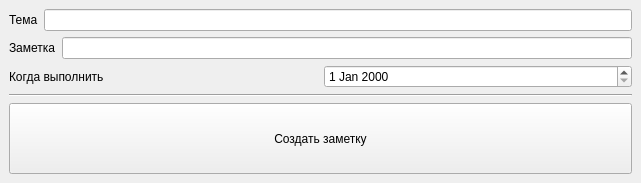
First picture: the form in app/ui/ui/write_note_window.ui, repository Senyos/taskorg, before the edit.
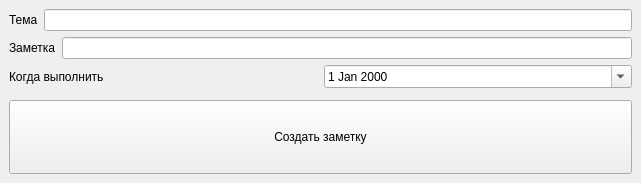
Second picture: the form after the edit.

```diff
--- a/app/ui/ui/write_note_window.ui
+++ b/app/ui/ui/write_note_window.ui
@@ -55,14 +55,18 @@
          </widget>
         </item>
         <item>
-         <widget class="QDateEdit" name="t_date"/>
+         <widget class="QDateEdit" name="t_date">
+          <property name="calendarPopup">
+           <bool>true</bool>
+          </property>
+         </widget>
         </item>
        </layout>
       </item>
       <item>
        <widget class="Line" name="line">
         <property name="orientation">
-         <enum>Qt::Orientation::Horizontal</enum>
+         <enum>Qt::Vertical</enum>
         </property>
        </widget>
       </item>
```
